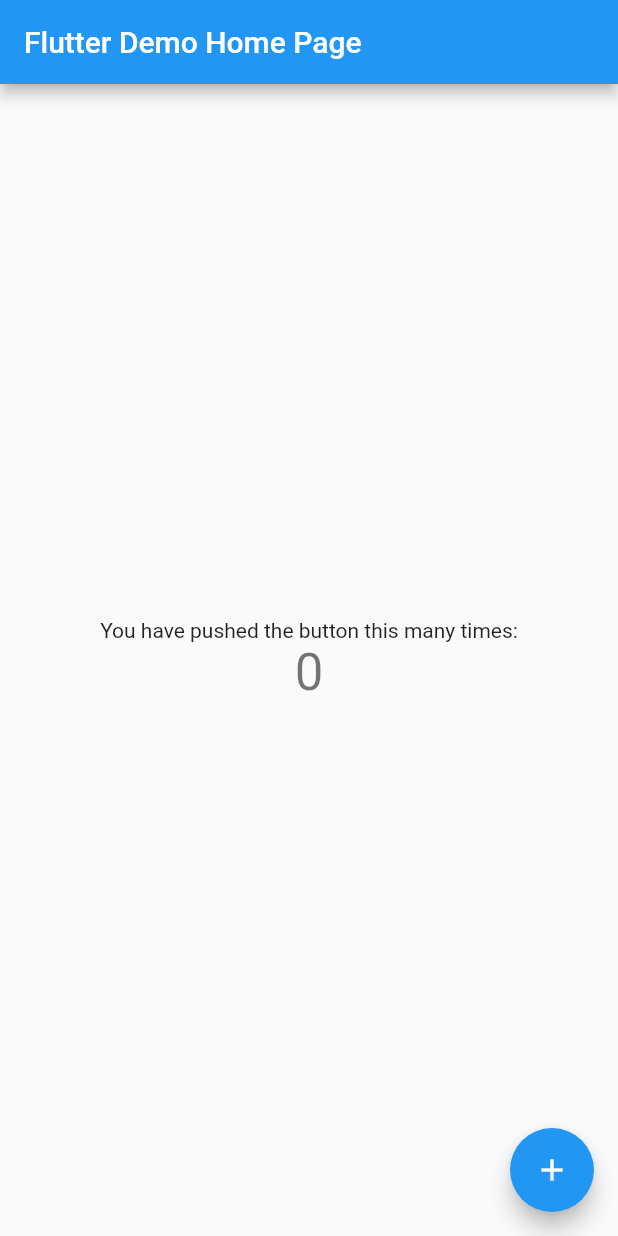
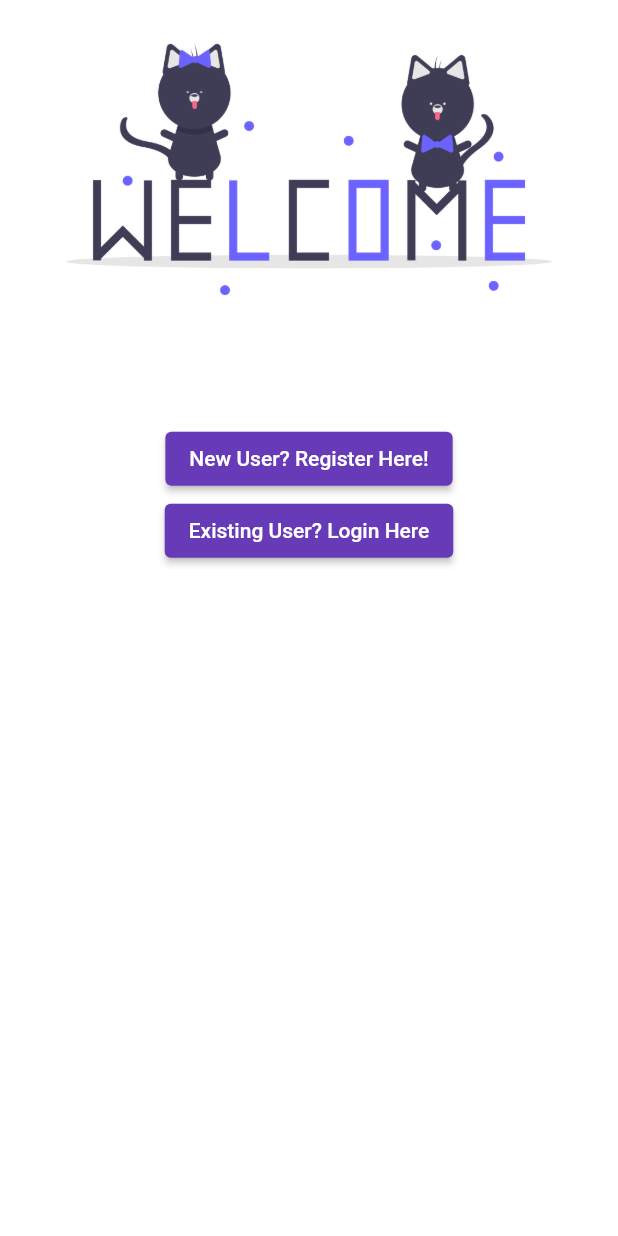
Before and after one commit to aditya-dk7/wux_read, a Flutter app: the screen it shows after launch, on a phone screen of 412 x 824 dp. Run offline on Flutter 3.47's test engine with Material 2 defaults, Android fonts, the phone set to English and light mode, and no system bars; missing offline and left inert: dart:ffi.

Commit message:
Home Screen, Login Screen Added

```diff
--- a/lib/main.dart
+++ b/lib/main.dart
@@ -1,115 +1,25 @@
 import 'package:flutter/material.dart';
+import 'package:wux_read/screens/welcome_screen.dart';
+import 'package:wux_read/screens/login_screen.dart';
+import 'package:wux_read/utils/routes.dart';
+import 'package:wux_read/screens/signup_screen.dart';
+import 'package:wux_read/screens/home_screen.dart';
+import 'package:wux_read/widgets/themes.dart';
 
-void main() {
-  runApp(const MyApp());
-}
+void main() => runApp(MyApp());
 
 class MyApp extends StatelessWidget {
-  const MyApp({Key? key}) : super(key: key);
-
-  // This widget is the root of your application.
   @override
   Widget build(BuildContext context) {
     return MaterialApp(
-      title: 'Flutter Demo',
-      theme: ThemeData(
-        // This is the theme of your application.
-        //
-        // Try running your application with "flutter run". You'll see the
-        // application has a blue toolbar. Then, without quitting the app, try
-        // changing the primarySwatch below to Colors.green and then invoke
-        // "hot reload" (press "r" in the console where you ran "flutter run",
-        // or simply save your changes to "hot reload" in a Flutter IDE).
-        // Notice that the counter didn't reset back to zero; the application
-        // is not restarted.
-        primarySwatch: Colors.blue,
-      ),
-      home: const MyHomePage(title: 'Flutter Demo Home Page'),
+      theme: MyTheme.lightTheme(context),
+      darkTheme: MyTheme.darkTheme(context),
+      routes: {
+        "/": (context) => WelcomeScreen(),
+        MyRoutes.loginRoute: (context) => LoginScreen(),
+        MyRoutes.signUpRoute: (context) => SignUpScreen(),
+        MyRoutes.homeRoute: (context) => HomeScreen()
+      },
     );
   }
 }
-
-class MyHomePage extends StatefulWidget {
-  const MyHomePage({Key? key, required this.title}) : super(key: key);
-
-  // This widget is the home page of your application. It is stateful, meaning
-  // that it has a State object (defined below) that contains fields that affect
-  // how it looks.
-
-  // This class is the configuration for the state. It holds the values (in this
-  // case the title) provided by the parent (in this case the App widget) and
-  // used by the build method of the State. Fields in a Widget subclass are
-  // always marked "final".
-
-  final String title;
-
-  @override
-  State<MyHomePage> createState() => _MyHomePageState();
-}
-
-class _MyHomePageState extends State<MyHomePage> {
-  int _counter = 0;
-
-  void _incrementCounter() {
-    setState(() {
-      // This call to setState tells the Flutter framework that something has
-      // changed in this State, which causes it to rerun the build method below
-      // so that the display can reflect the updated values. If we changed
-      // _counter without calling setState(), then the build method would not be
-      // called again, and so nothing would appear to happen.
-      _counter++;
-    });
-  }
-
-  @override
-  Widget build(BuildContext context) {
-    // This method is rerun every time setState is called, for instance as done
-    // by the _incrementCounter method above.
-    //
-    // The Flutter framework has been optimized to make rerunning build methods
-    // fast, so that you can just rebuild anything that needs updating rather
-    // than having to individually change instances of widgets.
-    return Scaffold(
-      appBar: AppBar(
-        // Here we take the value from the MyHomePage object that was created by
-        // the App.build method, and use it to set our appbar title.
-        title: Text(widget.title),
-      ),
-      body: Center(
-        // Center is a layout widget. It takes a single child and positions it
-        // in the middle of the parent.
-        child: Column(
-          // Column is also a layout widget. It takes a list of children and
-          // arranges them vertically. By default, it sizes itself to fit its
-          // children horizontally, and tries to be as tall as its parent.
-          //
-          // Invoke "debug painting" (press "p" in the console, choose the
-          // "Toggle Debug Paint" action from the Flutter Inspector in Android
-          // Studio, or the "Toggle Debug Paint" command in Visual Studio Code)
-          // to see the wireframe for each widget.
-          //
-          // Column has various properties to control how it sizes itself and
-          // how it positions its children. Here we use mainAxisAlignment to
-          // center the children vertically; the main axis here is the vertical
-          // axis because Columns are vertical (the cross axis would be
-          // horizontal).
-          mainAxisAlignment: MainAxisAlignment.center,
-          children: <Widget>[
-            const Text(
-              'You have pushed the button this many times:',
-            ),
-            Text(
-              '$_counter',
-              style: Theme.of(context).textTheme.headline4,
-            ),
-          ],
-        ),
-      ),
-      floatingActionButton: FloatingActionButton(
-        onPressed: _incrementCounter,
-        tooltip: 'Increment',
-        child: const Icon(Icons.add),
-      ), // This trailing comma makes auto-formatting nicer for build methods.
-    );
-  }
-}
--- /dev/null
+++ b/lib/screens/welcome_screen.dart
@@ -0,0 +1,50 @@
+import 'package:flutter/material.dart';
+
+import '../utils/routes.dart';
+
+class WelcomeScreen extends StatefulWidget {
+  static String id = 'welcome_screen';
+
+  @override
+  _WelcomeScreenState createState() => _WelcomeScreenState();
+}
+
+class _WelcomeScreenState extends State<WelcomeScreen> {
+  void onPressed() {
+    print("Works!!");
+  }
+
+  @override
+  Widget build(BuildContext context) {
+    return Scaffold(
+      backgroundColor: Colors.white,
+      body: SafeArea(
+          child: SingleChildScrollView(
+              child: Column(
+        children: [
+          Image.asset(
+            "assets/images/welcome_image.png",
+            fit: BoxFit.cover,
+          ),
+          SizedBox(height: 40.0),
+          Padding(
+              padding: const EdgeInsets.all(16.0),
+              child: Column(
+                children: [
+                  ElevatedButton(
+                      onPressed: () {
+                        Navigator.pushNamed(context, MyRoutes.signUpRoute);
+                      },
+                      child: Text("New User? Register Here!")),
+                  ElevatedButton(
+                      onPressed: () {
+                        Navigator.pushNamed(context, MyRoutes.loginRoute);
+                      },
+                      child: Text("Existing User? Login Here"))
+                ],
+              ))
+        ],
+      ))),
+    );
+  }
+}
--- /dev/null
+++ b/lib/utils/routes.dart
@@ -0,0 +1,5 @@
+class MyRoutes {
+  static String loginRoute = "/login";
+  static String homeRoute = "/home";
+  static String signUpRoute = "/signUp";
+}
--- /dev/null
+++ b/lib/widgets/themes.dart
@@ -0,0 +1,12 @@
+import 'package:flutter/material.dart';
+
+
+class MyTheme {
+  static ThemeData lightTheme(BuildContext context) => ThemeData(
+      primarySwatch: Colors.deepPurple,
+      );
+
+  static ThemeData darkTheme(BuildContext context) => ThemeData(
+        brightness: Brightness.dark,
+      );
+}
--- a/pubspec.yaml
+++ b/pubspec.yaml
@@ -34,6 +34,7 @@
   # The following adds the Cupertino Icons font to your application.
   # Use with the CupertinoIcons class for iOS style icons.
   cupertino_icons: ^1.0.2
+  http: ^0.13.4
 
 dev_dependencies:
   flutter_test:
@@ -58,8 +59,8 @@
   uses-material-design: true
 
   # To add assets to your application, add an assets section, like this:
-  # assets:
-  #   - images/a_dot_burr.jpeg
+  assets:
+     - assets/images/
   #   - images/a_dot_ham.jpeg
 
   # An image asset can refer to one or more resolution-specific "variants", see
```
Also changed, not shown: lib/models/wuxia_novel_model.dart (added, +94 -0 lines), lib/network/network_request.dart (added, +32 -0 lines), lib/screens/home_screen.dart (added, +61 -0 lines), lib/screens/login_screen.dart (added, +96 -0 lines), lib/screens/signup_screen.dart (added, +14 -0 lines), lib/widgets/wuxia_novel_widget.dart (added, +36 -0 lines), assets/images/login_image.png (added), assets/images/welcome_image.png (added), pubspec.lock.
